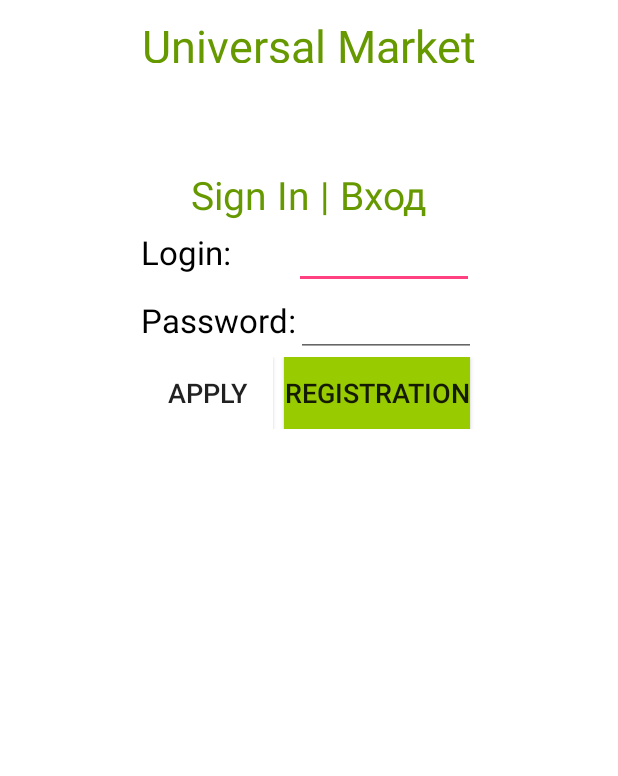
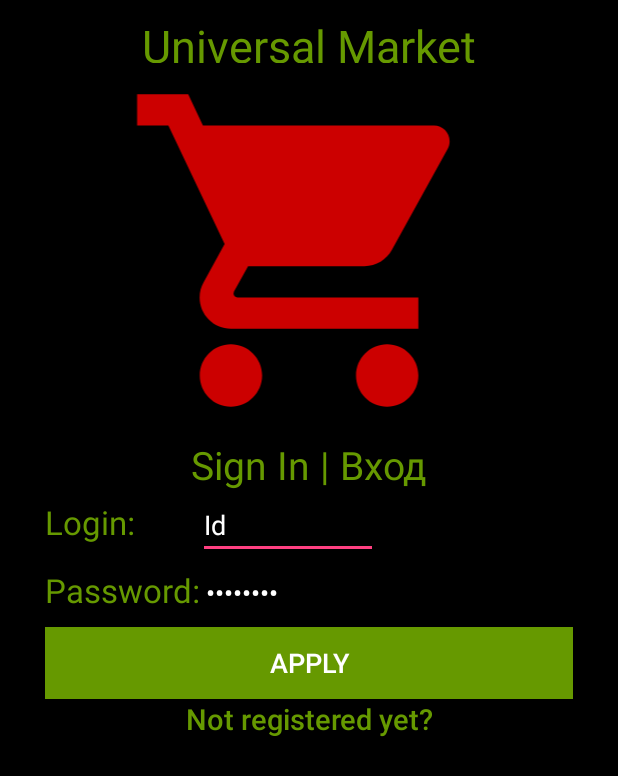
Before and after one commit to antonihnatovich/SmartCityUniversalMarket, an Android app: the screen it shows after launch (LoginActivity), on a phone screen of 412 x 824 dp. Shown: the top 776 px of the screen. Run offline under Robolectric (Android 15) with nearby library versions, the phone set to English and light mode, and no system bars.

Commit message:
final versions of login and main activities

```diff
--- a/SmartCityUniversalMarket/app/src/main/AndroidManifest.xml
+++ b/SmartCityUniversalMarket/app/src/main/AndroidManifest.xml
@@ -10,7 +10,9 @@
         android:label="@string/app_name"
         android:supportsRtl="true"
         android:theme="@style/AppTheme">
-        <activity android:name=".MainActivity"></activity>
+        <activity android:name=".MainActivity">
+
+        </activity>
         <activity android:name=".LoginActivity">
             <intent-filter>
                 <action android:name="android.intent.action.MAIN" />
@@ -18,6 +20,7 @@
                 <category android:name="android.intent.category.LAUNCHER" />
             </intent-filter>
         </activity>
+        <activity android:name=".RegistrationActivity"></activity>
     </application>
 
 </manifest>
--- a/SmartCityUniversalMarket/app/src/main/res/drawable/change_user.xml
+++ b/SmartCityUniversalMarket/app/src/main/res/drawable/change_user.xml
@@ -4,6 +4,6 @@
         android:viewportWidth="24.0"
         android:viewportHeight="24.0">
     <path
-        android:fillColor="@color/colorIconMain"
+        android:fillColor="@color/colorIconGreenOrOrangeAllActivities"
         android:pathData="M13.49,5.48c1.1,0 2,-0.9 2,-2s-0.9,-2 -2,-2 -2,0.9 -2,2 0.9,2 2,2zM9.89,19.38l1,-4.4 2.1,2v6h2v-7.5l-2.1,-2 0.6,-3c1.3,1.5 3.3,2.5 5.5,2.5v-2c-1.9,0 -3.5,-1 -4.3,-2.4l-1,-1.6c-0.4,-0.6 -1,-1 -1.7,-1 -0.3,0 -0.5,0.1 -0.8,0.1l-5.2,2.2v4.7h2v-3.4l1.8,-0.7 -1.6,8.1 -4.9,-1 -0.4,2 7,1.4z"/>
 </vector>
--- a/SmartCityUniversalMarket/app/src/main/res/drawable/korzina.xml
+++ b/SmartCityUniversalMarket/app/src/main/res/drawable/korzina.xml
@@ -1,5 +1,5 @@
 <vector android:alpha="0.90" android:height="24dp"
     android:viewportHeight="24.0" android:viewportWidth="24.0"
     android:width="24dp" xmlns:android="http://schemas.android.com/apk/res/android">
-    <path android:fillColor="@color/colorIconMain" android:pathData="M7,18c-1.1,0 -1.99,0.9 -1.99,2S5.9,22 7,22s2,-0.9 2,-2 -0.9,-2 -2,-2zM1,2v2h2l3.6,7.59 -1.35,2.45c-0.16,0.28 -0.25,0.61 -0.25,0.96 0,1.1 0.9,2 2,2h12v-2L7.42,15c-0.14,0 -0.25,-0.11 -0.25,-0.25l0.03,-0.12 0.9,-1.63h7.45c0.75,0 1.41,-0.41 1.75,-1.03l3.58,-6.49c0.08,-0.14 0.12,-0.31 0.12,-0.48 0,-0.55 -0.45,-1 -1,-1L5.21,4l-0.94,-2L1,2zM17,18c-1.1,0 -1.99,0.9 -1.99,2s0.89,2 1.99,2 2,-0.9 2,-2 -0.9,-2 -2,-2z"/>
+    <path android:fillColor="@color/colorIconGreenOrOrangeAllActivities" android:pathData="M7,18c-1.1,0 -1.99,0.9 -1.99,2S5.9,22 7,22s2,-0.9 2,-2 -0.9,-2 -2,-2zM1,2v2h2l3.6,7.59 -1.35,2.45c-0.16,0.28 -0.25,0.61 -0.25,0.96 0,1.1 0.9,2 2,2h12v-2L7.42,15c-0.14,0 -0.25,-0.11 -0.25,-0.25l0.03,-0.12 0.9,-1.63h7.45c0.75,0 1.41,-0.41 1.75,-1.03l3.58,-6.49c0.08,-0.14 0.12,-0.31 0.12,-0.48 0,-0.55 -0.45,-1 -1,-1L5.21,4l-0.94,-2L1,2zM17,18c-1.1,0 -1.99,0.9 -1.99,2s0.89,2 1.99,2 2,-0.9 2,-2 -0.9,-2 -2,-2z"/>
 </vector>
--- a/SmartCityUniversalMarket/app/src/main/res/drawable/last_ordered.xml
+++ b/SmartCityUniversalMarket/app/src/main/res/drawable/last_ordered.xml
@@ -1,5 +1,5 @@
 <vector android:alpha="0.90" android:height="24dp"
     android:viewportHeight="24.0" android:viewportWidth="24.0"
     android:width="24dp" xmlns:android="http://schemas.android.com/apk/res/android">
-    <path android:fillColor="@color/colorIconMain" android:pathData="M19,2h-4.18C14.4,0.84 13.3,0 12,0c-1.3,0 -2.4,0.84 -2.82,2L5,2c-1.1,0 -2,0.9 -2,2v16c0,1.1 0.9,2 2,2h14c1.1,0 2,-0.9 2,-2L21,4c0,-1.1 -0.9,-2 -2,-2zM12,2c0.55,0 1,0.45 1,1s-0.45,1 -1,1 -1,-0.45 -1,-1 0.45,-1 1,-1zM19,20L5,20L5,4h2v3h10L17,4h2v16z"/>
+    <path android:fillColor="@color/colorIconGreenOrOrangeAllActivities" android:pathData="M19,2h-4.18C14.4,0.84 13.3,0 12,0c-1.3,0 -2.4,0.84 -2.82,2L5,2c-1.1,0 -2,0.9 -2,2v16c0,1.1 0.9,2 2,2h14c1.1,0 2,-0.9 2,-2L21,4c0,-1.1 -0.9,-2 -2,-2zM12,2c0.55,0 1,0.45 1,1s-0.45,1 -1,1 -1,-0.45 -1,-1 0.45,-1 1,-1zM19,20L5,20L5,4h2v3h10L17,4h2v16z"/>
 </vector>
--- a/SmartCityUniversalMarket/app/src/main/res/drawable/pokupki.xml
+++ b/SmartCityUniversalMarket/app/src/main/res/drawable/pokupki.xml
@@ -1,5 +1,5 @@
 <vector android:alpha="0.90" android:height="24dp"
     android:viewportHeight="24.0" android:viewportWidth="24.0"
     android:width="24dp" xmlns:android="http://schemas.android.com/apk/res/android">
-    <path android:fillColor="@color/colorIconMain" android:pathData="M17.21,9l-4.38,-6.56c-0.19,-0.28 -0.51,-0.42 -0.83,-0.42 -0.32,0 -0.64,0.14 -0.83,0.43L6.79,9L2,9c-0.55,0 -1,0.45 -1,1 0,0.09 0.01,0.18 0.04,0.27l2.54,9.27c0.23,0.84 1,1.46 1.92,1.46h13c0.92,0 1.69,-0.62 1.93,-1.46l2.54,-9.27L23,10c0,-0.55 -0.45,-1 -1,-1h-4.79zM9,9l3,-4.4L15,9L9,9zM12,17c-1.1,0 -2,-0.9 -2,-2s0.9,-2 2,-2 2,0.9 2,2 -0.9,2 -2,2z"/>
+    <path android:fillColor="@color/colorIconGreenOrOrangeAllActivities" android:pathData="M17.21,9l-4.38,-6.56c-0.19,-0.28 -0.51,-0.42 -0.83,-0.42 -0.32,0 -0.64,0.14 -0.83,0.43L6.79,9L2,9c-0.55,0 -1,0.45 -1,1 0,0.09 0.01,0.18 0.04,0.27l2.54,9.27c0.23,0.84 1,1.46 1.92,1.46h13c0.92,0 1.69,-0.62 1.93,-1.46l2.54,-9.27L23,10c0,-0.55 -0.45,-1 -1,-1h-4.79zM9,9l3,-4.4L15,9L9,9zM12,17c-1.1,0 -2,-0.9 -2,-2s0.9,-2 2,-2 2,0.9 2,2 -0.9,2 -2,2z"/>
 </vector>
--- a/SmartCityUniversalMarket/app/src/main/res/drawable/quit.xml
+++ b/SmartCityUniversalMarket/app/src/main/res/drawable/quit.xml
@@ -1,5 +1,5 @@
 <vector android:alpha="0.90" android:height="24dp"
     android:viewportHeight="24.0" android:viewportWidth="24.0"
     android:width="24dp" xmlns:android="http://schemas.android.com/apk/res/android">
-    <path android:fillColor="@color/colorIconMain" android:pathData="M23,5.5V20c0,2.2 -1.8,4 -4,4h-7.3c-1.08,0 -2.1,-0.43 -2.85,-1.19L1,14.83s1.26,-1.23 1.3,-1.25c0.22,-0.19 0.49,-0.29 0.79,-0.29 0.22,0 0.42,0.06 0.6,0.16 0.04,0.01 4.31,2.46 4.31,2.46V4c0,-0.83 0.67,-1.5 1.5,-1.5S11,3.17 11,4v7h1V1.5c0,-0.83 0.67,-1.5 1.5,-1.5S15,0.67 15,1.5V11h1V2.5c0,-0.83 0.67,-1.5 1.5,-1.5s1.5,0.67 1.5,1.5V11h1V5.5c0,-0.83 0.67,-1.5 1.5,-1.5s1.5,0.67 1.5,1.5z"/>
+    <path android:fillColor="@color/colorIconGreenOrOrangeAllActivities" android:pathData="M23,5.5V20c0,2.2 -1.8,4 -4,4h-7.3c-1.08,0 -2.1,-0.43 -2.85,-1.19L1,14.83s1.26,-1.23 1.3,-1.25c0.22,-0.19 0.49,-0.29 0.79,-0.29 0.22,0 0.42,0.06 0.6,0.16 0.04,0.01 4.31,2.46 4.31,2.46V4c0,-0.83 0.67,-1.5 1.5,-1.5S11,3.17 11,4v7h1V1.5c0,-0.83 0.67,-1.5 1.5,-1.5S15,0.67 15,1.5V11h1V2.5c0,-0.83 0.67,-1.5 1.5,-1.5s1.5,0.67 1.5,1.5V11h1V5.5c0,-0.83 0.67,-1.5 1.5,-1.5s1.5,0.67 1.5,1.5z"/>
 </vector>
--- a/SmartCityUniversalMarket/app/src/main/res/drawable/settings.xml
+++ b/SmartCityUniversalMarket/app/src/main/res/drawable/settings.xml
@@ -1,5 +1,5 @@
 <vector android:alpha="0.90" android:height="24dp"
     android:viewportHeight="24.0" android:viewportWidth="24.0"
     android:width="24dp" xmlns:android="http://schemas.android.com/apk/res/android">
-    <path android:fillColor="@color/colorIconMain" android:pathData="M19.43,12.98c0.04,-0.32 0.07,-0.64 0.07,-0.98s-0.03,-0.66 -0.07,-0.98l2.11,-1.65c0.19,-0.15 0.24,-0.42 0.12,-0.64l-2,-3.46c-0.12,-0.22 -0.39,-0.3 -0.61,-0.22l-2.49,1c-0.52,-0.4 -1.08,-0.73 -1.69,-0.98l-0.38,-2.65C14.46,2.18 14.25,2 14,2h-4c-0.25,0 -0.46,0.18 -0.49,0.42l-0.38,2.65c-0.61,0.25 -1.17,0.59 -1.69,0.98l-2.49,-1c-0.23,-0.09 -0.49,0 -0.61,0.22l-2,3.46c-0.13,0.22 -0.07,0.49 0.12,0.64l2.11,1.65c-0.04,0.32 -0.07,0.65 -0.07,0.98s0.03,0.66 0.07,0.98l-2.11,1.65c-0.19,0.15 -0.24,0.42 -0.12,0.64l2,3.46c0.12,0.22 0.39,0.3 0.61,0.22l2.49,-1c0.52,0.4 1.08,0.73 1.69,0.98l0.38,2.65c0.03,0.24 0.24,0.42 0.49,0.42h4c0.25,0 0.46,-0.18 0.49,-0.42l0.38,-2.65c0.61,-0.25 1.17,-0.59 1.69,-0.98l2.49,1c0.23,0.09 0.49,0 0.61,-0.22l2,-3.46c0.12,-0.22 0.07,-0.49 -0.12,-0.64l-2.11,-1.65zM12,15.5c-1.93,0 -3.5,-1.57 -3.5,-3.5s1.57,-3.5 3.5,-3.5 3.5,1.57 3.5,3.5 -1.57,3.5 -3.5,3.5z"/>
+    <path android:fillColor="@color/colorIconGreenOrOrangeAllActivities" android:pathData="M19.43,12.98c0.04,-0.32 0.07,-0.64 0.07,-0.98s-0.03,-0.66 -0.07,-0.98l2.11,-1.65c0.19,-0.15 0.24,-0.42 0.12,-0.64l-2,-3.46c-0.12,-0.22 -0.39,-0.3 -0.61,-0.22l-2.49,1c-0.52,-0.4 -1.08,-0.73 -1.69,-0.98l-0.38,-2.65C14.46,2.18 14.25,2 14,2h-4c-0.25,0 -0.46,0.18 -0.49,0.42l-0.38,2.65c-0.61,0.25 -1.17,0.59 -1.69,0.98l-2.49,-1c-0.23,-0.09 -0.49,0 -0.61,0.22l-2,3.46c-0.13,0.22 -0.07,0.49 0.12,0.64l2.11,1.65c-0.04,0.32 -0.07,0.65 -0.07,0.98s0.03,0.66 0.07,0.98l-2.11,1.65c-0.19,0.15 -0.24,0.42 -0.12,0.64l2,3.46c0.12,0.22 0.39,0.3 0.61,0.22l2.49,-1c0.52,0.4 1.08,0.73 1.69,0.98l0.38,2.65c0.03,0.24 0.24,0.42 0.49,0.42h4c0.25,0 0.46,-0.18 0.49,-0.42l0.38,-2.65c0.61,-0.25 1.17,-0.59 1.69,-0.98l2.49,1c0.23,0.09 0.49,0 0.61,-0.22l2,-3.46c0.12,-0.22 0.07,-0.49 -0.12,-0.64l-2.11,-1.65zM12,15.5c-1.93,0 -3.5,-1.57 -3.5,-3.5s1.57,-3.5 3.5,-3.5 3.5,1.57 3.5,3.5 -1.57,3.5 -3.5,3.5z"/>
 </vector>
--- /dev/null
+++ b/SmartCityUniversalMarket/app/src/main/res/drawable/tyt.xml
@@ -0,0 +1,9 @@
+<vector xmlns:android="http://schemas.android.com/apk/res/android"
+        android:width="100dp"
+        android:height="100dp"
+        android:viewportWidth="24.0"
+        android:viewportHeight="24.0">
+    <path
+        android:fillColor="@android:color/holo_red_dark"
+        android:pathData="M7,18c-1.1,0 -1.99,0.9 -1.99,2S5.9,22 7,22s2,-0.9 2,-2 -0.9,-2 -2,-2zM1,2v2h2l3.6,7.59 -1.35,2.45c-0.16,0.28 -0.25,0.61 -0.25,0.96 0,1.1 0.9,2 2,2h12v-2L7.42,15c-0.14,0 -0.25,-0.11 -0.25,-0.25l0.03,-0.12 0.9,-1.63h7.45c0.75,0 1.41,-0.41 1.75,-1.03l3.58,-6.49c0.08,-0.14 0.12,-0.31 0.12,-0.48 0,-0.55 -0.45,-1 -1,-1L5.21,4l-0.94,-2L1,2zM17,18c-1.1,0 -1.99,0.9 -1.99,2s0.89,2 1.99,2 2,-0.9 2,-2 -0.9,-2 -2,-2z"/>
+</vector>
--- a/SmartCityUniversalMarket/app/src/main/res/layout/activity_login.xml
+++ b/SmartCityUniversalMarket/app/src/main/res/layout/activity_login.xml
@@ -1,10 +1,10 @@
 <?xml version="1.0" encoding="utf-8"?>
-<LinearLayout xmlns:android="http://schemas.android.com/apk/res/android"
+<RelativeLayout xmlns:android="http://schemas.android.com/apk/res/android"
     xmlns:tools="http://schemas.android.com/tools"
     android:id="@+id/activity_login"
     android:layout_width="match_parent"
     android:layout_height="match_parent"
-    android:background="@color/colorButtonBackgroundMain"
+    android:background="@color/backgroundColorWhiteOrOrangeAllActivities"
     android:orientation="vertical"
     tools:context="com.l.smartcityuniversalmarket.LoginActivity">
 
@@ -12,12 +12,22 @@
         android:id="@+id/name_of_program_login"
         style="@style/programNameTextView" />
 
+    <ImageView
+        android:id="@+id/imageview_login"
+        android:layout_width="match_parent"
+        android:layout_height="250dp"
+        android:layout_below="@id/name_of_program_login"
+        android:contentDescription="@string/image_main"
+        android:src="@drawable/tyt"
+        android:scaleType="fitCenter"/>
+
     <LinearLayout
+        android:layout_below="@id/imageview_login"
         android:layout_width="match_parent"
         android:layout_height="200dp"
-        android:layout_gravity="center_horizontal|center_vertical"
-        android:layout_marginTop="70dp"
-        android:background="#FFFFFF"
+        android:layout_gravity="center_horizontal"
+        android:paddingStart="30dp"
+        android:paddingEnd="30dp"
         android:orientation="vertical">
 
         <TextView
@@ -25,11 +35,11 @@
             android:layout_height="wrap_content"
             android:gravity="center_horizontal"
             android:text="@string/sign_in_string"
-            android:textColor="@android:color/holo_green_dark"
+            android:textColor="@color/textViewLoginPasswordApplyColorLoginActivity"
             android:textSize="26sp" />
 
         <LinearLayout
-            android:layout_width="wrap_content"
+            android:layout_width="match_parent"
             android:layout_height="wrap_content"
             android:layout_gravity="center_horizontal|center_vertical"
             android:orientation="vertical">
@@ -37,7 +47,6 @@
             <LinearLayout
                 android:layout_width="match_parent"
                 android:layout_height="wrap_content"
-                android:background="#FFFFFF"
                 android:orientation="horizontal">
 
                 <TextView
@@ -48,13 +57,13 @@
                     android:id="@+id/edit_text_login"
                     style="@style/editTextLoginActivityStandart"
                     android:layout_marginStart="42dp"
+                    android:text="@string/la_id_edit_text_string"
                     android:inputType="number" />
             </LinearLayout>
 
             <LinearLayout
                 android:layout_width="match_parent"
                 android:layout_height="wrap_content"
-                android:background="#FFFFFF"
                 android:orientation="horizontal">
 
                 <TextView
@@ -64,28 +73,29 @@
                 <EditText
                     android:id="@+id/edit_text_password"
                     style="@style/editTextLoginActivityStandart"
+                    android:text="@string/la_password_edit_text_string"
                     android:inputType="numberPassword" />
             </LinearLayout>
 
             <LinearLayout
                 android:layout_width="match_parent"
                 android:layout_height="wrap_content"
-                android:background="#FFFFFF"
-                android:orientation="horizontal">
+                android:orientation="vertical">
 
                 <Button
                     android:id="@+id/la_apply_button"
                     style="@style/buttonLoginActivityStandart"
-                    android:layout_gravity="start"
                     android:text="@string/la_apply_button_string" />
 
                 <Button
                     android:id="@+id/la_register_button"
                     style="@style/buttonLoginActivityStandart"
-                    android:layout_gravity="end"
-                    android:layout_marginStart="7dp"
-                    android:background="@color/colorButtonLoginActivity"
-                    android:text="@string/la_reg_button_string" />
+                    android:background="@color/backgroundColorWhiteOrOrangeAllActivities"
+                    android:nextFocusDown="@id/la_apply_button"
+                    android:textAllCaps="false"
+                    android:textSize="19sp"
+                    android:textColor="@color/frontViewColor"
+                    android:text="@string/la_register_button_string" />
 
             </LinearLayout>
 
@@ -97,4 +107,4 @@
         android:layout_height="wrap_content"
         android:id="@+id/responceView"/>
 
-</LinearLayout>
+</RelativeLayout>
--- a/SmartCityUniversalMarket/app/src/main/res/layout/activity_main.xml
+++ b/SmartCityUniversalMarket/app/src/main/res/layout/activity_main.xml
@@ -4,7 +4,7 @@
     android:id="@+id/activity_main"
     android:layout_width="match_parent"
     android:layout_height="match_parent"
-    android:background="#FFFFFFFF"
+    android:background="@color/backViewColor"
     tools:context="com.l.smartcityuniversalmarket.MainActivity">
 
     <ScrollView
@@ -25,7 +25,8 @@
                 android:layout_height="250dp"
                 android:layout_below="@+id/name_of_program_main"
                 android:contentDescription="@string/image_main"
-                android:src="@drawable/regnum_picture_1470041961499558_normal" />
+                android:src="@drawable/tyt"
+                android:scaleType="fitCenter"/>
 
             <LinearLayout
                 android:layout_width="match_parent"
--- a/SmartCityUniversalMarket/app/src/main/res/values/colors.xml
+++ b/SmartCityUniversalMarket/app/src/main/res/values/colors.xml
@@ -4,6 +4,13 @@
     <color name="colorPrimaryDark">#303F9F</color>
     <color name="colorAccent">#FF4081</color>
     <color name="colorButtonBackgroundMain">#FFFFFF</color>
-    <color name="colorIconMain">@android:color/holo_green_dark</color>
-    <color name="colorButtonLoginActivity">@android:color/holo_green_light</color>
+    <color name="colorIconGreenOrOrangeAllActivities">@color/frontViewColor</color>
+    <color name="colorButtonLoginActivity">@color/frontViewColor</color>
+    <color name="textViewLoginPasswordApplyColorLoginActivity">@color/frontViewColor</color>
+    <color name="backgroundColorWhiteOrOrangeAllActivities">@color/backViewColor</color>
+    <color name="textColorGreenOrOrangeAllActivities">@color/frontViewColor</color>
+    <color name="editTextStringInsideColorAllActivities">#FFFFFF</color>
+
+    <color name="backViewColor">#FF000000</color>
+    <color name="frontViewColor">@android:color/holo_green_dark</color>
 </resources>
--- a/SmartCityUniversalMarket/app/src/main/res/values/strings.xml
+++ b/SmartCityUniversalMarket/app/src/main/res/values/strings.xml
@@ -13,4 +13,7 @@
     <string name="la_password_string">Password:</string>
     <string name="la_apply_button_string">Apply</string>
     <string name="la_reg_button_string">Registration</string>
+    <string name="la_register_button_string">Not registered yet?</string>
+    <string name="la_password_edit_text_string">password</string>
+    <string name="la_id_edit_text_string">Id</string>
 </resources>
--- a/SmartCityUniversalMarket/app/src/main/res/values/styles.xml
+++ b/SmartCityUniversalMarket/app/src/main/res/values/styles.xml
@@ -7,11 +7,12 @@
     </style>
 
     <style name="mainActivityButtonStyle">
-        <item name="android:background">@color/colorButtonBackgroundMain</item>
+        <item name="android:background">@color/backViewColor</item>
         <item name="android:layout_width">match_parent</item>
         <item name="android:layout_height">wrap_content</item>
         <item name="android:textColor">@android:color/holo_green_dark</item>
         <item name="android:textSize">18sp</item>
+        <item name="android:textAlignment">center</item>
         <item name="android:layout_gravity">center_horizontal|left</item>
     </style>
 
@@ -19,7 +20,7 @@
         <item name="android:layout_width">match_parent</item>
         <item name="android:layout_height">32dp</item>
         <item name="android:textSize">30sp</item>
-        <item name="android:textColor">@android:color/holo_green_dark</item>
+        <item name="android:textColor">@color/textColorGreenOrOrangeAllActivities</item>
         <item name="android:text">@string/program_name</item>
         <item name="android:textStyle">normal</item>
         <item name="android:gravity">center_vertical|center_horizontal</item>
@@ -29,20 +30,22 @@
     <style name="textViewLoginActivityStandart">
         <item name="android:layout_width">wrap_content</item>
         <item name="android:layout_height">wrap_content</item>
-        <item name="android:textColor">#FF000000</item>
+        <item name="android:textColor">@color/textViewLoginPasswordApplyColorLoginActivity</item>
         <item name="android:textSize">22sp</item>
     </style>
 
     <style name="editTextLoginActivityStandart">
         <item name="android:layout_width">120dp</item>
         <item name="android:layout_height">wrap_content</item>
+        <item name="android:textColor">@color/editTextStringInsideColorAllActivities</item>
     </style>
 
     <style name="buttonLoginActivityStandart">
-        <item name="android:layout_width">wrap_content</item>
+        <item name="android:layout_width">match_parent</item>
         <item name="android:layout_height">wrap_content</item>
         <item name="android:textSize">18sp</item>
-        <item name="android:background">#FFFFFF</item>
+        <item name="android:textColor">#FFFFFF</item>
+        <item name="android:background">@color/textColorGreenOrOrangeAllActivities</item>
     </style>
 
 </resources>
--- a/SmartCityUniversalMarket/build.gradle
+++ b/SmartCityUniversalMarket/build.gradle
@@ -5,7 +5,7 @@ buildscript {
         jcenter()
     }
     dependencies {
-        classpath 'com.android.tools.build:gradle:2.2.0'
+        classpath 'com.android.tools.build:gradle:2.2.1'
 
         // NOTE: Do not place your application dependencies here; they belong
         // in the individual module build.gradle files
```
Also changed, not shown: SmartCityUniversalMarket/app/src/main/java/com/l/smartcityuniversalmarket/ApiManager.java (+44 -44 lines), SmartCityUniversalMarket/app/src/main/java/com/l/smartcityuniversalmarket/RegistrationActivity.java (added, +13 -0 lines), SmartCityUniversalMarket/app/src/main/res/layout/activity_registration.xml (added, +13 -0 lines), 1 other file.
